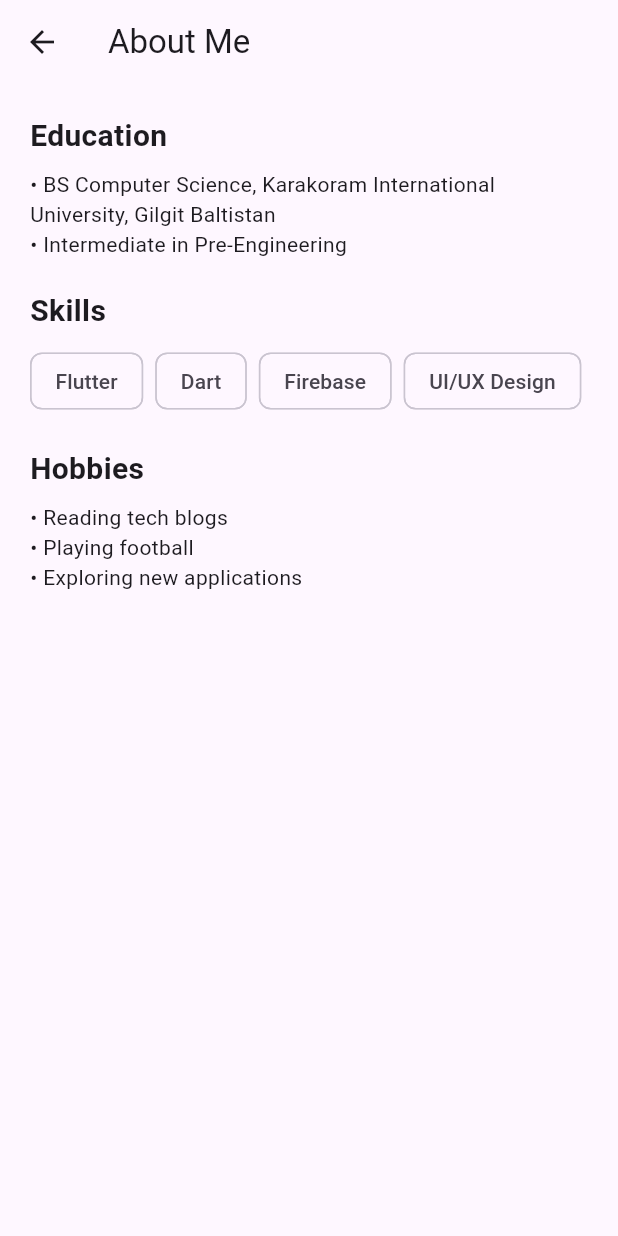
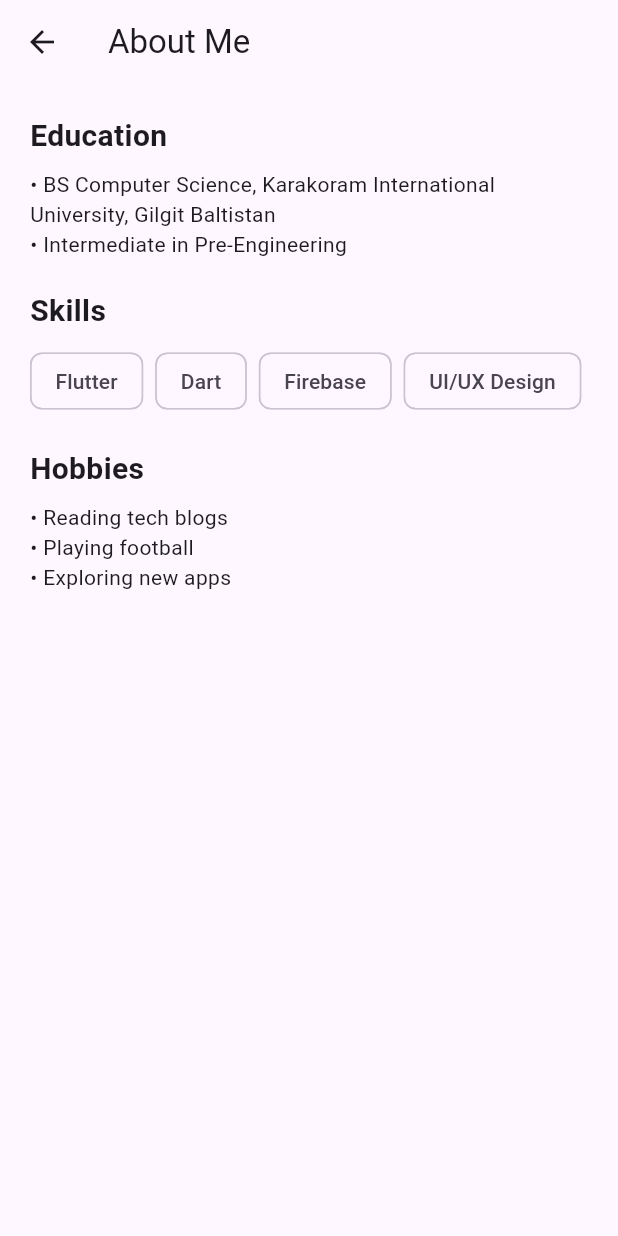
Before and after one commit to imtiazali752889-cmd/my_profile_app, a Flutter app: the AboutMeScreen screen opened directly, on a phone screen of 412 x 824 dp. Run offline on Flutter 3.47's test engine with Material 3 defaults, Android fonts, the phone set to English and light mode, and no system bars.

Commit message:
change the text line

```diff
--- a/lib/about_me_screen.dart
+++ b/lib/about_me_screen.dart
@@ -49,7 +49,7 @@ class AboutMeScreen extends StatelessWidget {
             style: TextStyle(fontSize: 20, fontWeight: FontWeight.bold),
           ),
           const SizedBox(height: 8),
-          const Text("• Reading tech blogs\n• Playing football\n• Exploring new applications"),
+          const Text("• Reading tech blogs\n• Playing football\n• Exploring new apps"),
         ],
       ),
     );
```
